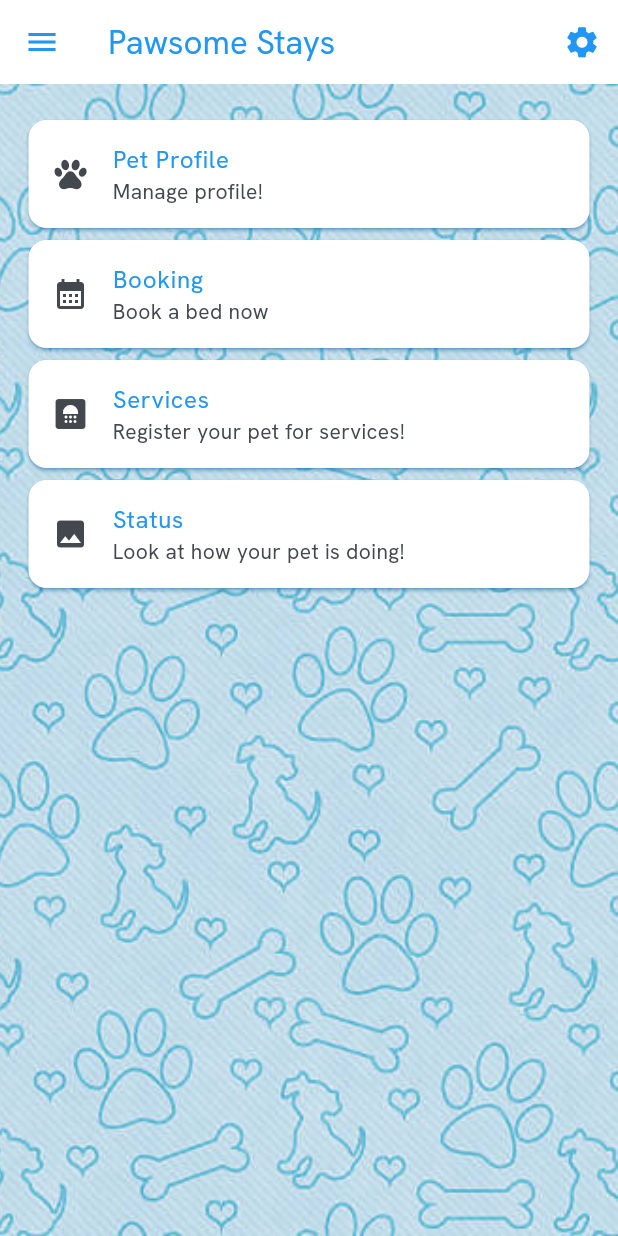
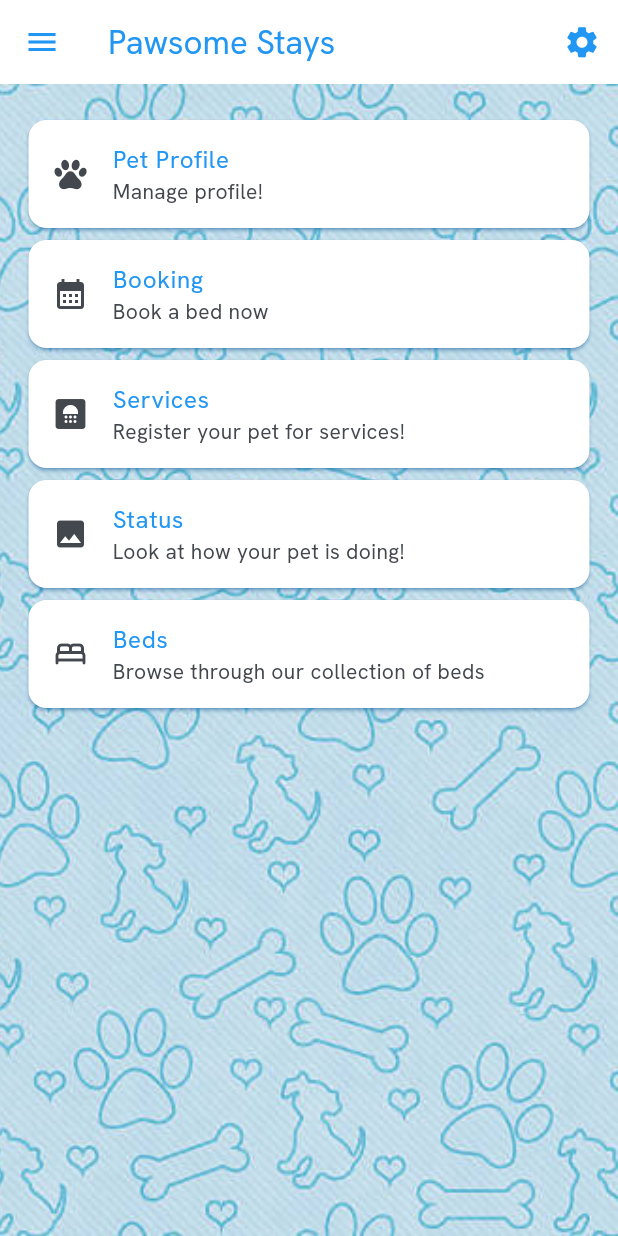
Before and after one commit to arushi1703/pawsome_stays, a Flutter app: the HomePage screen opened by its route, on a phone screen of 412 x 824 dp. Run offline on Flutter 3.47's test engine with Material 3 defaults, Android fonts, the phone set to English and light mode, and no system bars; our stand-ins replace delightful_toast, firebase_auth, firebase_core, get_it, google_fonts, image_picker and 1 more; missing offline and left inert: image_card; accounts and stored records are empty; network calls fail.

Commit message:
added beds

```diff
--- a/lib/pages/booking_page.dart
+++ b/lib/pages/booking_page.dart
@@ -35,7 +35,7 @@ class _BookingPageState extends State<BookingPage> {
       resizeToAvoidBottomInset: false,
       appBar: const PreferredSize(
         preferredSize: Size.fromHeight(kToolbarHeight),
-        child: CustomAppBar(),
+        child: CustomAppBar(title: 'Pawsome Stays'),
       ),
       drawer: const PreferredSize(
         preferredSize: Size.fromHeight(kToolbarHeight),
--- a/lib/pages/home_page.dart
+++ b/lib/pages/home_page.dart
@@ -19,7 +19,7 @@ class _HomePageState extends State<HomePage> {
       resizeToAvoidBottomInset: false,
       appBar: const PreferredSize(
         preferredSize: Size.fromHeight(kToolbarHeight),
-        child: CustomAppBar(),
+        child: CustomAppBar(title: 'Pawsome Stays',),
       ),
       drawer: const PreferredSize(
         preferredSize: Size.fromHeight(kToolbarHeight),
@@ -70,6 +70,12 @@ class _HomePageState extends State<HomePage> {
                   icon: Icon(Icons.photo),
                   path:"/status"
               ),
+              CustomCard(
+                  title: "Beds",
+                  subtitle: "Browse through our collection of beds",
+                  icon: Icon(Icons.bed_rounded),
+                  path:"/beds"
+              ),
             ],
           )
         )
--- a/lib/pages/payment_page.dart
+++ b/lib/pages/payment_page.dart
@@ -29,7 +29,7 @@ class _PaymentPageState extends State<PaymentPage> {
     return Scaffold(
       appBar:const PreferredSize(
         preferredSize: Size.fromHeight(kToolbarHeight),
-        child: CustomAppBar(),
+        child: CustomAppBar(title: 'Make Payment'),
       ),
       body: Column(
         mainAxisAlignment: MainAxisAlignment.center,
--- a/lib/services/navigation_service.dart
+++ b/lib/services/navigation_service.dart
@@ -1,4 +1,5 @@
 import 'package:flutter/cupertino.dart';
+import 'package:pawsome_stays/pages/beds_page.dart';
 import 'package:pawsome_stays/pages/booking_page.dart';
 import 'package:pawsome_stays/pages/home_page.dart';
 import 'package:pawsome_stays/pages/login_page.dart';
@@ -19,6 +20,7 @@ class NavigationService{
     "/booking" : (context) => BookingPage(),
     "/payment" : (context) => PaymentPage(),
     "/status" : (context) => StatusPage(),
+    "/beds" : (context) => BedsPage(),
   };
 
   GlobalKey<NavigatorState>? get navigatorKey{
--- a/lib/widgets/custom_appbar.dart
+++ b/lib/widgets/custom_appbar.dart
@@ -1,7 +1,10 @@
 import 'package:flutter/material.dart';
 
 class CustomAppBar extends StatelessWidget {
-  const CustomAppBar({super.key});
+
+  final String title;
+
+  const CustomAppBar({super.key, required this.title});
 
   @override
   Widget build(BuildContext context) {
@@ -10,7 +13,7 @@ class CustomAppBar extends StatelessWidget {
         color: Colors.blue, // Change this to the desired color
       ),
       backgroundColor: Colors.white,
-      title: Text('Pawsome Stays',
+      title: Text(title,
         style: TextStyle(
           color: Colors.blue,
       ),
--- a/pubspec.yaml
+++ b/pubspec.yaml
@@ -43,6 +43,7 @@ dependencies:
   delightful_toast: ^1.1.0
   image_picker: ^1.1.2
   table_calendar: ^3.1.2
+  image_card: ^0.0.4
 
 dev_dependencies:
   flutter_test:
```
Also changed, not shown: lib/pages/beds_page.dart (added, +75 -0 lines), images/basicbed.jpg (added), images/bolsterbed.jpg (added), pubspec.lock.
